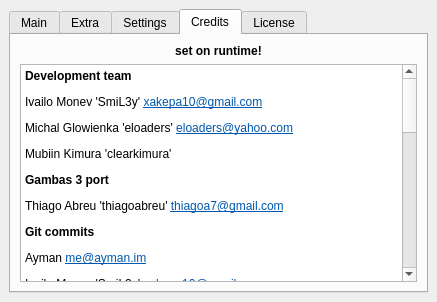
This is src/gui.ui in kamilion/customizer as Qt 5 draws it before an edit. The edited form follows.
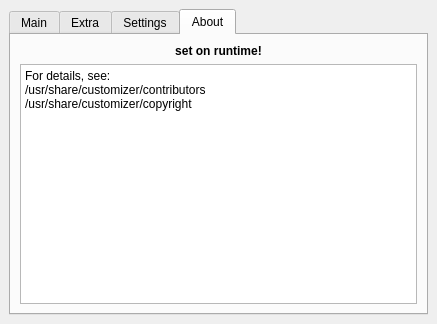
This is the edited form. The open tabs and pages were chosen to show the change. Icons and pictures are not drawn.

```diff
--- a/src/gui.ui
+++ b/src/gui.ui
@@ -7,7 +7,7 @@
     <x>0</x>
     <y>0</y>
     <width>437</width>
-    <height>296</height>
+    <height>324</height>
    </rect>
   </property>
   <property name="sizePolicy">
@@ -401,7 +401,7 @@
         </iconset>
        </attribute>
        <attribute name="title">
-        <string>Credits</string>
+        <string>About</string>
        </attribute>
        <layout class="QGridLayout" name="gridLayout_2">
         <item row="0" column="0">
@@ -415,77 +415,11 @@
          </widget>
         </item>
         <item row="1" column="0">
-         <widget class="QTextEdit" name="textEdit">
-          <property name="readOnly">
-           <bool>true</bool>
-          </property>
-          <property name="html">
-           <string>&lt;!DOCTYPE HTML PUBLIC &quot;-//W3C//DTD HTML 4.0//EN&quot; &quot;http://www.w3.org/TR/REC-html40/strict.dtd&quot;&gt;
-&lt;html&gt;&lt;head&gt;&lt;meta name=&quot;qrichtext&quot; content=&quot;1&quot; /&gt;&lt;style type=&quot;text/css&quot;&gt;
-p, li { white-space: pre-wrap; }
-&lt;/style&gt;&lt;/head&gt;&lt;body style=&quot; font-family:'Sans Serif'; font-size:9pt; font-weight:400; font-style:normal;&quot;&gt;
-&lt;p style=&quot; margin-top:12px; margin-bottom:12px; margin-left:0px; margin-right:0px; -qt-block-indent:0; text-indent:0px;&quot;&gt;&lt;span style=&quot; font-weight:600;&quot;&gt;Development team&lt;/span&gt;&lt;/p&gt;
-&lt;p style=&quot; margin-top:12px; margin-bottom:12px; margin-left:0px; margin-right:0px; -qt-block-indent:0; text-indent:0px;&quot;&gt;Ivailo Monev 'SmiL3y' &lt;a href=&quot;mailto:xakepa10@gmail.com&quot;&gt;&lt;span style=&quot; text-decoration: underline; color:#0057ae;&quot;&gt;xakepa10@gmail.com&lt;/span&gt;&lt;/a&gt;&lt;/p&gt;
-&lt;p style=&quot; margin-top:12px; margin-bottom:12px; margin-left:0px; margin-right:0px; -qt-block-indent:0; text-indent:0px;&quot;&gt;Michal Glowienka 'eloaders' &lt;a href=&quot;mailto:eloaders@yahoo.com&quot;&gt;&lt;span style=&quot; text-decoration: underline; color:#0057ae;&quot;&gt;eloaders@yahoo.com&lt;/span&gt;&lt;/a&gt;&lt;/p&gt;
-&lt;p style=&quot; margin-top:12px; margin-bottom:12px; margin-left:0px; margin-right:0px; -qt-block-indent:0; text-indent:0px;&quot;&gt;Mubiin Kimura 'clearkimura' &lt;/p&gt;
-&lt;p style=&quot; margin-top:12px; margin-bottom:12px; margin-left:0px; margin-right:0px; -qt-block-indent:0; text-indent:0px;&quot;&gt;&lt;span style=&quot; font-weight:600;&quot;&gt;Gambas 3 port&lt;/span&gt;&lt;/p&gt;
-&lt;p style=&quot; margin-top:12px; margin-bottom:12px; margin-left:0px; margin-right:0px; -qt-block-indent:0; text-indent:0px;&quot;&gt;Thiago Abreu 'thiagoabreu' &lt;a href=&quot;mailto:thiagoa7@gmail.com&quot;&gt;&lt;span style=&quot; text-decoration: underline; color:#0057ae;&quot;&gt;thiagoa7@gmail.com&lt;/span&gt;&lt;/a&gt;&lt;/p&gt;
-&lt;p style=&quot; margin-top:12px; margin-bottom:12px; margin-left:0px; margin-right:0px; -qt-block-indent:0; text-indent:0px;&quot;&gt;&lt;span style=&quot; font-weight:600;&quot;&gt;Git commits&lt;/span&gt;&lt;/p&gt;
-&lt;p style=&quot; margin-top:12px; margin-bottom:12px; margin-left:0px; margin-right:0px; -qt-block-indent:0; text-indent:0px;&quot;&gt;Ayman &lt;a href=&quot;mailto:me@ayman.im&quot;&gt;&lt;span style=&quot; text-decoration: underline; color:#0057ae;&quot;&gt;me@ayman.im&lt;/span&gt;&lt;/a&gt;&lt;/p&gt;
-&lt;p style=&quot; margin-top:12px; margin-bottom:12px; margin-left:0px; margin-right:0px; -qt-block-indent:0; text-indent:0px;&quot;&gt;Ivailo Monev 'SmiL3y' &lt;a href=&quot;mailto:xakepa10@gmail.com&quot;&gt;&lt;span style=&quot; text-decoration: underline; color:#0057ae;&quot;&gt;xakepa10@gmail.com&lt;/span&gt;&lt;/a&gt;&lt;/p&gt;
-&lt;p style=&quot; margin-top:12px; margin-bottom:12px; margin-left:0px; margin-right:0px; -qt-block-indent:0; text-indent:0px;&quot;&gt;Per &lt;a href=&quot;mailto:mail@perguth.de&quot;&gt;&lt;span style=&quot; text-decoration: underline; color:#0057ae;&quot;&gt;mail@perguth.de&lt;/span&gt;&lt;/a&gt;&lt;/p&gt;
-&lt;p style=&quot; margin-top:12px; margin-bottom:12px; margin-left:0px; margin-right:0px; -qt-block-indent:0; text-indent:0px;&quot;&gt;Yes &lt;a href=&quot;mailto:iamnottyping.this@gmail.com&quot;&gt;&lt;span style=&quot; text-decoration: underline; color:#0057ae;&quot;&gt;iamnottyping.this@gmail.com&lt;/span&gt;&lt;/a&gt;&lt;/p&gt;
-&lt;p style=&quot; margin-top:12px; margin-bottom:12px; margin-left:0px; margin-right:0px; -qt-block-indent:0; text-indent:0px;&quot;&gt;Mubiin Kimura 'clearkimura' &lt;/p&gt;
-&lt;p style=&quot; margin-top:12px; margin-bottom:12px; margin-left:0px; margin-right:0px; -qt-block-indent:0; text-indent:0px;&quot;&gt;mic &lt;a href=&quot;mailto:hreikin@gmail.com&quot;&gt;&lt;span style=&quot; text-decoration: underline; color:#0057ae;&quot;&gt;hreikin@gmail.com&lt;/span&gt;&lt;/a&gt;&lt;/p&gt;
-&lt;p style=&quot; margin-top:12px; margin-bottom:12px; margin-left:0px; margin-right:0px; -qt-block-indent:0; text-indent:0px;&quot;&gt;unknown &lt;a href=&quot;mailto:Shiki@prive-cc8aeae9a.(none)&quot;&gt;&lt;span style=&quot; text-decoration: underline; color:#0057ae;&quot;&gt;Shiki@prive-cc8aeae9a.(none)&lt;/span&gt;&lt;/a&gt;&lt;/p&gt;
-&lt;p style=&quot; margin-top:12px; margin-bottom:12px; margin-left:0px; margin-right:0px; -qt-block-indent:0; text-indent:0px;&quot;&gt;&lt;span style=&quot; font-weight:600;&quot;&gt;Git issues and pull requests&lt;/span&gt;&lt;/p&gt;
-&lt;p style=&quot; margin-top:12px; margin-bottom:12px; margin-left:0px; margin-right:0px; -qt-block-indent:0; text-indent:0px;&quot;&gt;abrsdk, AndrieVorster, aymanim, bisrael8191, bkkcoins^, bmix, brylie, carlossoy, confido117, elacheche, fsfarah, GlassSources, gmstyle, Gubolin, gururea, hrasadi, Israphel, jmelton98, kalabantas, kerroncheddie, kovica, luzam, LYF610400210, magowiz, mbnoimi, minwook-shin, mitsuzero, optrusty, OsdKnights, pguth, porst17, psycato, ransayer, Rdrit, ShvonderSiN, ss4, sweeneyk, sylviette, thomasstevenson, tienvx, UriHerrera, wheatgluten, yassen-itlabs, zero0nee, zxuser,&lt;/p&gt;
-&lt;p style=&quot; margin-top:12px; margin-bottom:12px; margin-left:0px; margin-right:0px; -qt-block-indent:0; text-indent:0px;&quot;&gt;&lt;span style=&quot; font-weight:600;&quot;&gt;Wiki contributors&lt;/span&gt;&lt;/p&gt;
-&lt;p style=&quot; margin-top:12px; margin-bottom:12px; margin-left:0px; margin-right:0px; -qt-block-indent:0; text-indent:0px;&quot;&gt;clearkimura, fluxer, pguth&lt;/p&gt;
-&lt;p style=&quot; margin-top:12px; margin-bottom:12px; margin-left:0px; margin-right:0px; -qt-block-indent:0; text-indent:0px;&quot;&gt;&lt;span style=&quot; font-weight:600;&quot;&gt;Translators&lt;/span&gt;&lt;/p&gt;
-&lt;p style=&quot; margin-top:12px; margin-bottom:12px; margin-left:0px; margin-right:0px; -qt-block-indent:0; text-indent:0px;&quot;&gt;Bulgarian [bg]: Ivailo Monev &lt;a href=&quot;mailto:xakepa10@gmail.com&quot;&gt;&lt;span style=&quot; text-decoration: underline; color:#0057ae;&quot;&gt;xakepa10@gmail.com&lt;/span&gt;&lt;/a&gt;&lt;/p&gt;
-&lt;p style=&quot; margin-top:12px; margin-bottom:12px; margin-left:0px; margin-right:0px; -qt-block-indent:0; text-indent:0px;&quot;&gt;Korean [ko]: Minwook Shin &lt;a href=&quot;mailto:smw0106@naver.com&quot;&gt;&lt;span style=&quot; text-decoration: underline; color:#0057ae;&quot;&gt;smw0106@naver.com&lt;/span&gt;&lt;/a&gt;&lt;/p&gt;
-&lt;p style=&quot; margin-top:12px; margin-bottom:12px; margin-left:0px; margin-right:0px; -qt-block-indent:0; text-indent:0px;&quot;&gt;&lt;span style=&quot; font-weight:600;&quot;&gt;Footnotes&lt;/span&gt;&lt;/p&gt;
-&lt;p style=&quot; margin-top:12px; margin-bottom:12px; margin-left:0px; margin-right:0px; -qt-block-indent:0; text-indent:0px;&quot;&gt;^ghost or deleted user on github.com&lt;/p&gt;
-&lt;p style=&quot; margin-top:12px; margin-bottom:12px; margin-left:0px; margin-right:0px; -qt-block-indent:0; text-indent:0px;&quot;&gt;If you know of anyone missing from this list, create a new issue and inform at &lt;a href=&quot;https://github.com/clearkimura/Customizer/issues/new&quot;&gt;&lt;span style=&quot; text-decoration: underline; color:#0057ae;&quot;&gt;https://github.com/clearkimura/Customizer/issues/new&lt;/span&gt;&lt;/a&gt;.&lt;/p&gt;
-&lt;p style=&quot; margin-top:12px; margin-bottom:12px; margin-left:0px; margin-right:0px; -qt-block-indent:0; text-indent:0px;&quot;&gt;Thanks to all who helped making this project useful to this date!&lt;/p&gt;&lt;/body&gt;&lt;/html&gt;</string>
-          </property>
-          <property name="textInteractionFlags">
-           <set>Qt::LinksAccessibleByKeyboard|Qt::LinksAccessibleByMouse|Qt::TextBrowserInteraction|Qt::TextSelectableByKeyboard|Qt::TextSelectableByMouse</set>
-          </property>
-         </widget>
-        </item>
-       </layout>
-      </widget>
-      <widget class="QWidget" name="tab_5">
-       <attribute name="title">
-        <string>License</string>
-       </attribute>
-       <layout class="QGridLayout" name="gridLayout_9">
-        <item row="0" column="0">
-         <widget class="QPlainTextEdit" name="plainTextEdit">
-          <property name="readOnly">
-           <bool>true</bool>
-          </property>
+         <widget class="QPlainTextEdit" name="aboutText">
           <property name="plainText">
-           <string>The GNU General Public License version 2 (GPLv2)
-
-Copyright (C) 2010-2013 Ivailo Monev
-Copyright (C) 2013-2015 Mubiin Kimura
-
-This program is free software; you can redistribute it and/or
-modify it under the terms of the GNU General Public License
-as published by the Free Software Foundation; either version 2
-of the License, or (at your option) any later version.
-
-This program is distributed in the hope that it will be useful,
-but WITHOUT ANY WARRANTY; without even the implied warranty of
-MERCHANTABILITY or FITNESS FOR A PARTICULAR PURPOSE.  See the
-GNU General Public License for more details.
-
-You should have received a copy of the GNU General Public License
-along with this program; if not, write to the Free Software
-Foundation, Inc., 51 Franklin Street, Fifth Floor, Boston, MA  02110-1301, USA.</string>
+           <string>For details, see:
+/usr/share/customizer/contributors
+/usr/share/customizer/copyright</string>
           </property>
           <property name="textInteractionFlags">
            <set>Qt::LinksAccessibleByKeyboard|Qt::LinksAccessibleByMouse|Qt::TextBrowserInteraction|Qt::TextSelectableByKeyboard|Qt::TextSelectableByMouse</set>
```
Left out of the diff: 2 changed lines with no effect on the pictures.
